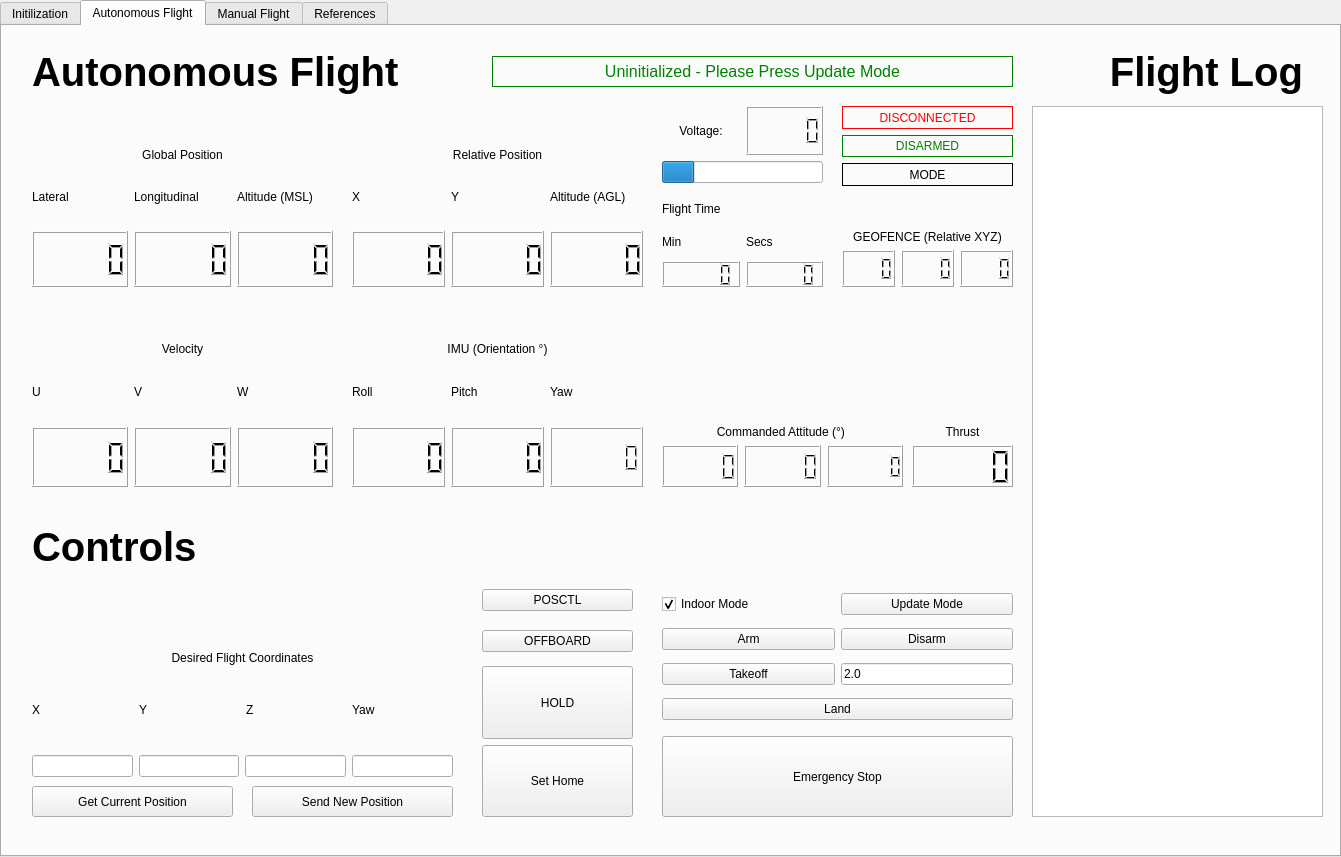
Old version of the form src/GUI/GUI_Sampler.ui in the repository FSC-Lab/ground_station_gui.
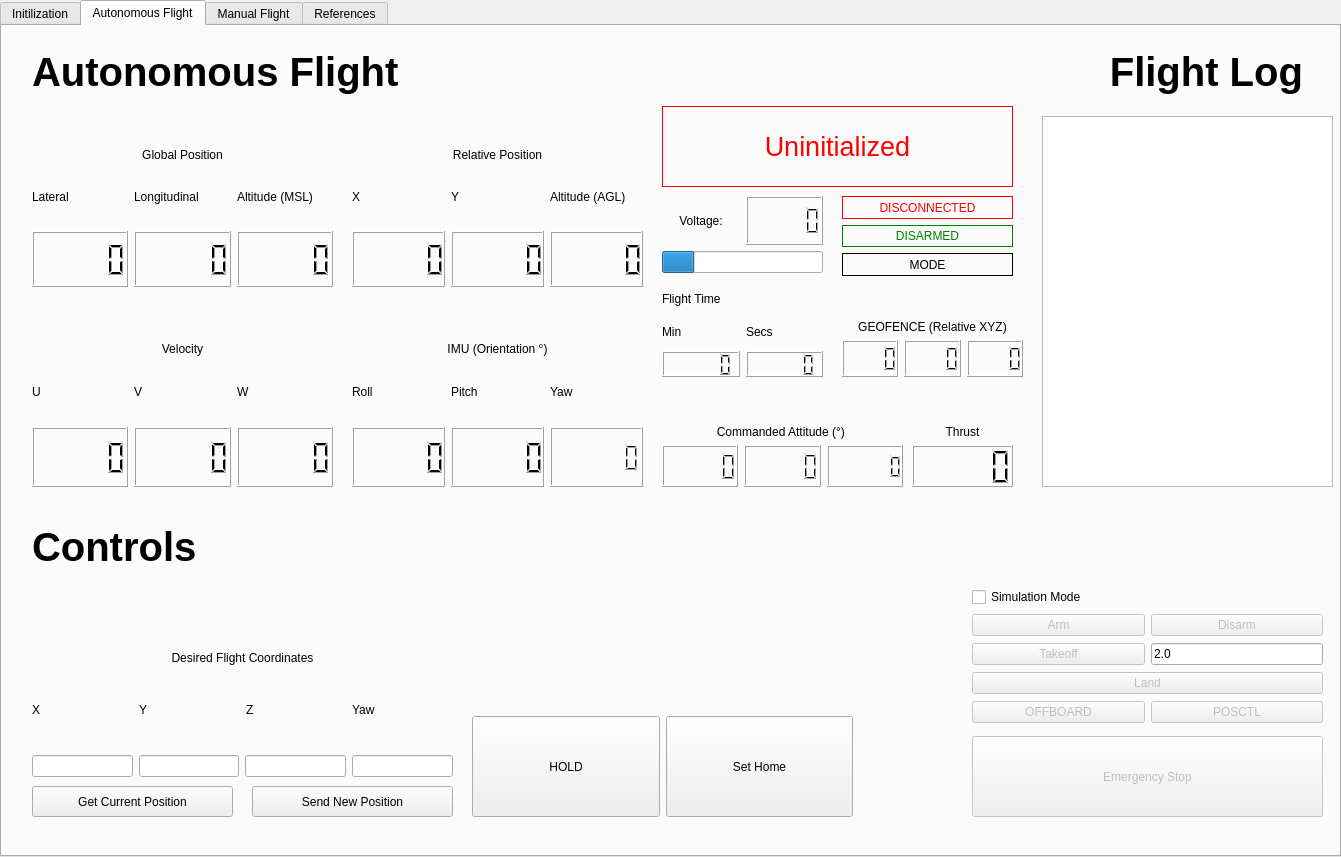
New version of the form.

Commit message: include indoor mode flag

```diff
--- a/src/GUI/GUI_Sampler.ui
+++ b/src/GUI/GUI_Sampler.ui
@@ -335,7 +335,7 @@
     <property name="geometry">
      <rect>
       <x>660</x>
-      <y>170</y>
+      <y>260</y>
       <width>161</width>
       <height>91</height>
      </rect>
@@ -381,10 +381,10 @@
    <widget class="QTextBrowser" name="Logging">
     <property name="geometry">
      <rect>
-      <x>1030</x>
-      <y>80</y>
+      <x>1040</x>
+      <y>90</y>
       <width>291</width>
-      <height>711</height>
+      <height>371</height>
      </rect>
     </property>
    </widget>
@@ -499,9 +499,12 @@
     </property>
    </widget>
    <widget class="QPushButton" name="EmergencyStop">
+    <property name="enabled">
+     <bool>false</bool>
+    </property>
     <property name="geometry">
      <rect>
-      <x>660</x>
+      <x>970</x>
       <y>710</y>
       <width>351</width>
       <height>81</height>
@@ -611,7 +614,7 @@
     <property name="geometry">
      <rect>
       <x>660</x>
-      <y>80</y>
+      <y>170</y>
       <width>161</width>
       <height>77</height>
      </rect>
@@ -646,7 +649,7 @@
     <property name="geometry">
      <rect>
       <x>840</x>
-      <y>80</y>
+      <y>170</y>
       <width>171</width>
       <height>80</height>
      </rect>
@@ -714,7 +717,7 @@
    <widget class="QWidget" name="gridLayoutWidget_2">
     <property name="geometry">
      <rect>
-      <x>660</x>
+      <x>970</x>
       <y>560</y>
       <width>351</width>
       <height>141</height>
@@ -724,15 +727,24 @@
      <property name="sizeConstraint">
       <enum>QLayout::SetNoConstraint</enum>
      </property>
-     <item row="3" column="0">
-      <widget class="QPushButton" name="Takeoff">
+     <item row="3" column="1">
+      <widget class="QLineEdit" name="TakeoffHeight">
+       <property name="sizePolicy">
+        <sizepolicy hsizetype="Minimum" vsizetype="Fixed">
+         <horstretch>0</horstretch>
+         <verstretch>0</verstretch>
+        </sizepolicy>
+       </property>
        <property name="text">
-        <string>Takeoff</string>
+        <string>2.0</string>
        </property>
       </widget>
      </item>
      <item row="2" column="1">
       <widget class="QPushButton" name="DISARM">
+       <property name="enabled">
+        <bool>false</bool>
+       </property>
        <property name="text">
         <string>Disarm</string>
        </property>
@@ -741,35 +753,18 @@
      <item row="0" column="0">
       <widget class="QCheckBox" name="SimulationMode">
        <property name="text">
-        <string>Indoor Mode</string>
+        <string>Simulation Mode</string>
        </property>
        <property name="checked">
-        <bool>true</bool>
-       </property>
-      </widget>
-     </item>
-     <item row="2" column="0">
-      <widget class="QPushButton" name="ARM">
-       <property name="text">
-        <string>Arm</string>
-       </property>
-      </widget>
-     </item>
-     <item row="3" column="1">
-      <widget class="QLineEdit" name="TakeoffHeight">
-       <property name="sizePolicy">
-        <sizepolicy hsizetype="Minimum" vsizetype="Fixed">
-         <horstretch>0</horstretch>
-         <verstretch>0</verstretch>
-        </sizepolicy>
-       </property>
-       <property name="text">
-        <string>2.0</string>
+        <bool>false</bool>
        </property>
       </widget>
      </item>
      <item row="4" column="0" colspan="2">
       <widget class="QPushButton" name="Land">
+       <property name="enabled">
+        <bool>false</bool>
+       </property>
        <property name="sizePolicy">
         <sizepolicy hsizetype="Preferred" vsizetype="Fixed">
          <horstretch>0</horstretch>
@@ -781,10 +776,43 @@
        </property>
       </widget>
      </item>
-     <item row="0" column="1">
-      <widget class="QPushButton" name="UPDATEMODE">
+     <item row="3" column="0">
+      <widget class="QPushButton" name="Takeoff">
+       <property name="enabled">
+        <bool>false</bool>
+       </property>
        <property name="text">
-        <string>Update Mode</string>
+        <string>Takeoff</string>
+       </property>
+      </widget>
+     </item>
+     <item row="2" column="0">
+      <widget class="QPushButton" name="ARM">
+       <property name="enabled">
+        <bool>false</bool>
+       </property>
+       <property name="text">
+        <string>Arm</string>
+       </property>
+      </widget>
+     </item>
+     <item row="5" column="0">
+      <widget class="QPushButton" name="OFFBOARD">
+       <property name="enabled">
+        <bool>false</bool>
+       </property>
+       <property name="text">
+        <string>OFFBOARD</string>
+       </property>
+      </widget>
+     </item>
+     <item row="5" column="1">
+      <widget class="QPushButton" name="POSCTL">
+       <property name="enabled">
+        <bool>false</bool>
+       </property>
+       <property name="text">
+        <string>POSCTL</string>
        </property>
       </widget>
      </item>
@@ -793,19 +821,19 @@
    <widget class="QLabel" name="StateSimulation">
     <property name="geometry">
      <rect>
-      <x>490</x>
-      <y>30</y>
-      <width>521</width>
-      <height>31</height>
+      <x>660</x>
+      <y>80</y>
+      <width>351</width>
+      <height>81</height>
      </rect>
     </property>
     <property name="font">
      <font>
-      <pointsize>12</pointsize>
+      <pointsize>20</pointsize>
      </font>
     </property>
     <property name="styleSheet">
-     <string notr="true">color: green</string>
+     <string notr="true">color: red</string>
     </property>
     <property name="frameShape">
      <enum>QFrame::Box</enum>
@@ -814,7 +842,7 @@
      <enum>QFrame::Plain</enum>
     </property>
     <property name="text">
-     <string>Uninitialized - Please Press Update Mode</string>
+     <string>Uninitialized</string>
     </property>
     <property name="alignment">
      <set>Qt::AlignCenter</set>
@@ -824,8 +852,8 @@
     <property name="geometry">
      <rect>
       <x>840</x>
-      <y>180</y>
-      <width>171</width>
+      <y>270</y>
+      <width>181</width>
       <height>81</height>
      </rect>
     </property>
@@ -935,62 +963,20 @@
      </item>
     </layout>
    </widget>
-   <widget class="QWidget" name="gridLayoutWidget_3">
-    <property name="geometry">
-     <rect>
-      <x>480</x>
-      <y>550</y>
-      <width>151</width>
-      <height>91</height>
-     </rect>
-    </property>
-    <layout class="QGridLayout" name="gridLayout_2">
-     <property name="sizeConstraint">
-      <enum>QLayout::SetMinimumSize</enum>
-     </property>
-     <item row="1" column="0">
-      <widget class="QPushButton" name="OFFBOARD">
-       <property name="text">
-        <string>OFFBOARD</string>
-       </property>
-      </widget>
-     </item>
-     <item row="0" column="0">
-      <widget class="QPushButton" name="POSCTL">
-       <property name="text">
-        <string>POSCTL</string>
-       </property>
-      </widget>
-     </item>
-    </layout>
-   </widget>
    <widget class="QWidget" name="gridLayoutWidget_4">
     <property name="geometry">
      <rect>
-      <x>480</x>
-      <y>640</y>
-      <width>151</width>
-      <height>151</height>
+      <x>470</x>
+      <y>690</y>
+      <width>381</width>
+      <height>101</height>
      </rect>
     </property>
     <layout class="QGridLayout" name="gridLayout_3">
      <property name="sizeConstraint">
       <enum>QLayout::SetMinimumSize</enum>
      </property>
-     <item row="3" column="0">
-      <widget class="QPushButton" name="SetHome">
-       <property name="sizePolicy">
-        <sizepolicy hsizetype="Preferred" vsizetype="Preferred">
-         <horstretch>0</horstretch>
-         <verstretch>0</verstretch>
-        </sizepolicy>
-       </property>
-       <property name="text">
-        <string>Set Home</string>
-       </property>
-      </widget>
-     </item>
-     <item row="0" column="0">
+     <item row="1" column="0">
       <widget class="QPushButton" name="HOLD">
        <property name="sizePolicy">
         <sizepolicy hsizetype="Preferred" vsizetype="Preferred">
@@ -1024,6 +1010,19 @@
        </property>
       </widget>
      </item>
+     <item row="1" column="1">
+      <widget class="QPushButton" name="SetHome">
+       <property name="sizePolicy">
+        <sizepolicy hsizetype="Preferred" vsizetype="Preferred">
+         <horstretch>0</horstretch>
+         <verstretch>0</verstretch>
+        </sizepolicy>
+       </property>
+       <property name="text">
+        <string>Set Home</string>
+       </property>
+      </widget>
+     </item>
     </layout>
    </widget>
   </widget>
```
The commit also changes 3 other files.
